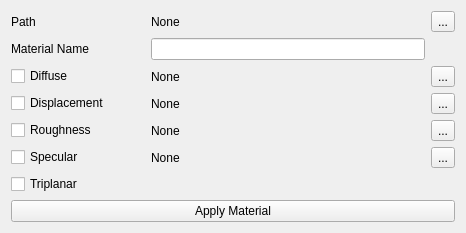
The window that scripts/PipelineManagementTools/gui/shaderScript.ui (jw0z96/PipelineManagementTools) describes before a commit, drawn with Qt 5.
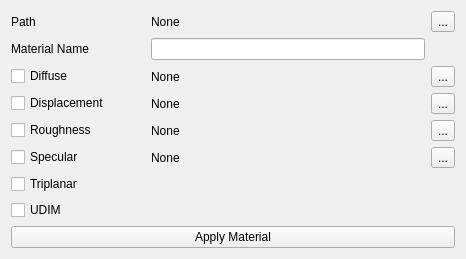
The same window after the commit.

Commit message: added udim checkbox to shader script

```diff
--- a/scripts/PipelineManagementTools/gui/shaderScript.ui
+++ b/scripts/PipelineManagementTools/gui/shaderScript.ui
@@ -7,7 +7,7 @@
     <x>0</x>
     <y>0</y>
     <width>466</width>
-    <height>219</height>
+    <height>244</height>
    </rect>
   </property>
   <property name="sizePolicy">
@@ -27,7 +27,7 @@
      </property>
     </widget>
    </item>
-   <item row="7" column="0" colspan="4">
+   <item row="8" column="0" colspan="4">
     <widget class="QPushButton" name="applyMaterialPushButton">
      <property name="text">
       <string>Apply Material</string>
@@ -164,6 +164,16 @@
      </property>
     </widget>
    </item>
+   <item row="7" column="0">
+    <widget class="QCheckBox" name="udimCheckbox">
+     <property name="text">
+      <string>UDIM</string>
+     </property>
+     <property name="checkable">
+      <bool>false</bool>
+     </property>
+    </widget>
+   </item>
   </layout>
  </widget>
  <resources/>
```
Left out of the diff: 6 changed lines with no effect on the pictures. The commit also changes 2 other files.
